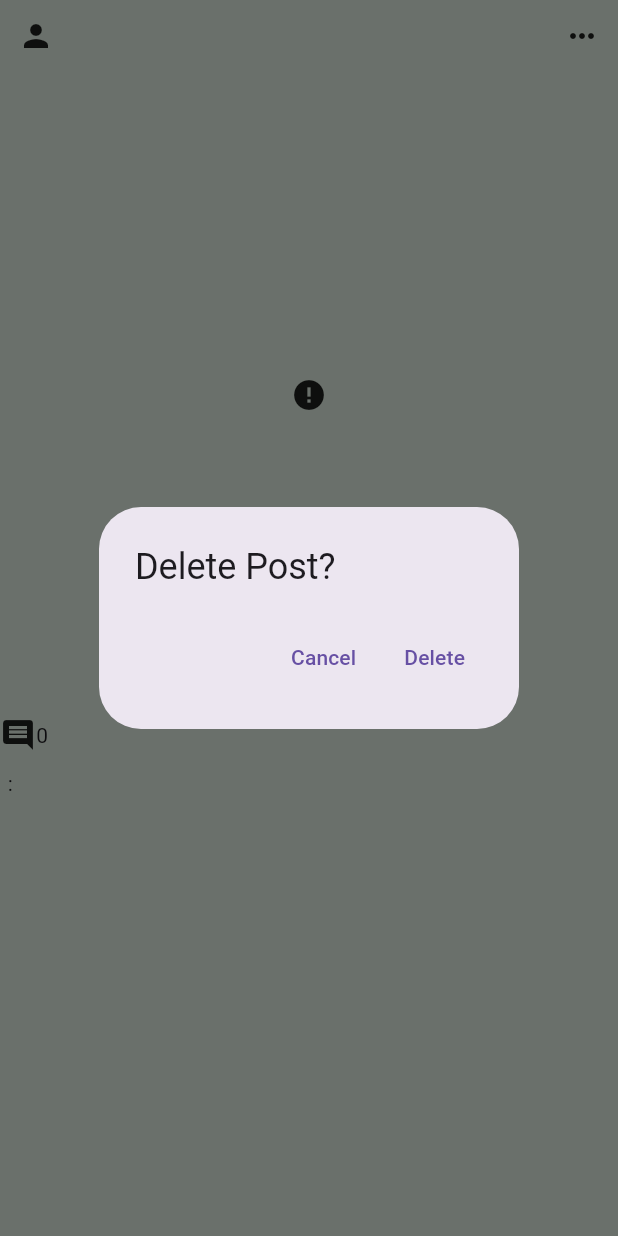
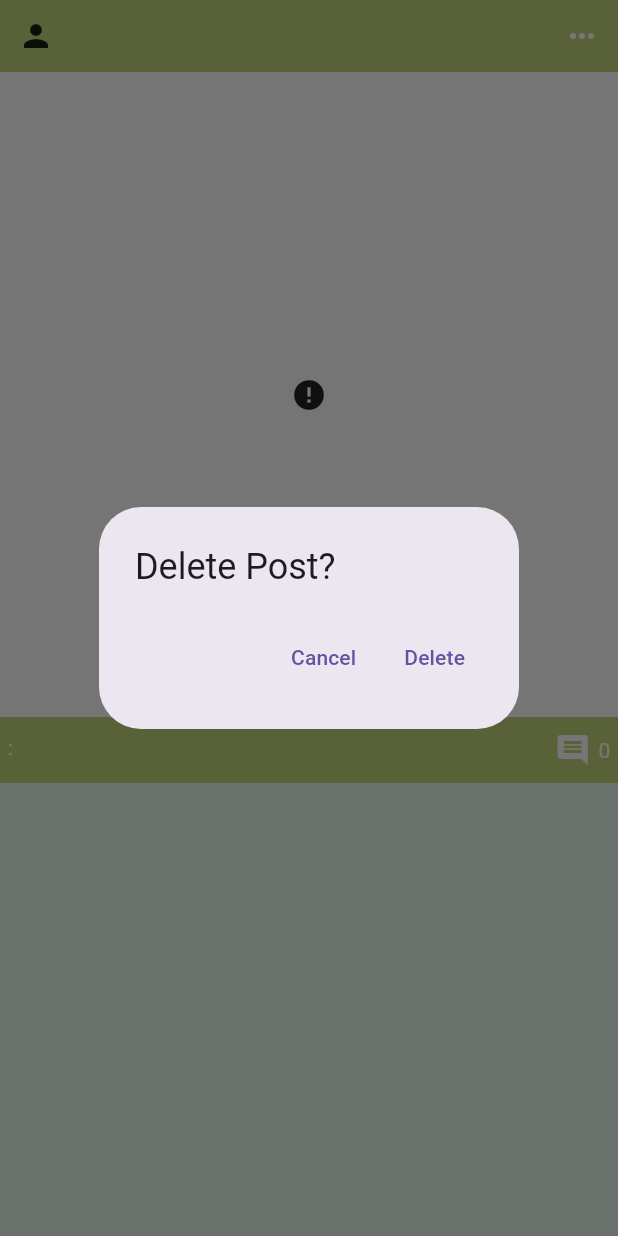
Before and after one commit to NavSysTom/TouchGrass, a Flutter app: the PostTile widget shown alone on an empty page, opened directly with empty values, after a tap on the "keyboard control" icon, on a phone screen of 412 x 824 dp. Run offline on Flutter 3.47's test engine with Material 3 defaults, Android fonts, the phone set to English and light mode, and no system bars; drawn by our look-alikes of cached_network_image; our stand-ins replace cloud_firestore, file_picker, firebase_auth, firebase_core, firebase_messaging, firebase_storage and 2 more; accounts and stored records are empty; network calls fail.

Commit message:
fixing overflow issues on mobile as well as fixing UI for post and post tile mainpage

```diff
--- a/touch_grass/lib/authenticate/streak/streak.dart
+++ b/touch_grass/lib/authenticate/streak/streak.dart
@@ -59,6 +59,7 @@ class Streak {
 static Future<void> updateStreakCount(String userId, int streakCount) async {
   await FirebaseFirestore.instance.collection('streaks').doc(userId).set({
     'streakCount': streakCount,
+    'timestamp': Timestamp.now(), // Update the last post timestamp
   }, SetOptions(merge: true));
  }
 }
--- a/touch_grass/lib/components/post_tile.dart
+++ b/touch_grass/lib/components/post_tile.dart
@@ -1,7 +1,6 @@
 import 'package:cached_network_image/cached_network_image.dart';
 import 'package:flutter_bloc/flutter_bloc.dart';
 import 'package:touch_grass/authenticate/auth_cubit.dart';
-import 'package:touch_grass/authenticate/home/pages/profile_page.dart';
 import 'package:touch_grass/authenticate/profile_cubit.dart';
 import 'package:touch_grass/comments/comment.dart';
 import 'package:touch_grass/components/profile_user.dart';
@@ -51,6 +50,12 @@ class _PostTileState extends State<PostTile> {
         postUser = fetchedUser;
       });
     }
+  }
+  void deleteComment(Comment comment) {
+  setState(() {
+    widget.post.comments.remove(comment);
+  });
+  postCubit.deleteComment(widget.post.id, comment.id);
 }
 
   void showOptions() {
@@ -126,13 +131,8 @@ class _PostTileState extends State<PostTile> {
     color: const Color(0xFFE8F5E9),
     child: Column(
       children: [
-          GestureDetector(
-            onTap: () => Navigator.push(
-                context,
-                MaterialPageRoute(
-                    builder: (context) =>
-                        ProfilePage(uid: widget.post.userId))),
-            child: Padding(
+        Container(
+          color: const Color(0xFFbfd37a),
           padding: const EdgeInsets.all(12.0),
           child: Row(
             mainAxisAlignment: MainAxisAlignment.start,
@@ -158,44 +158,120 @@ class _PostTileState extends State<PostTile> {
                     )
                   : const Icon(Icons.person),
               const SizedBox(width: 10),
-                  Text(widget.post.username),
+              Text(
+                widget.post.username,
+                style: const TextStyle(
+                  color: Colors.white,
+                  fontWeight: FontWeight.bold,
+                ),
+              ),
               const Spacer(),
               if (isOwnPost)
                 GestureDetector(
                     onTap: showOptions,
-                        child: const Icon(Icons.more_horiz))
+                    child: const Icon(Icons.more_horiz, color: Colors.white)),
             ],
           ),
         ),
-          ),
-          CachedNetworkImage(
+
+        Container(
+          color: Colors.white,
+          child: CachedNetworkImage(
             imageUrl: widget.post.imageUrl,
             height: 430,
             width: double.infinity,
-            fit: BoxFit.contain, // Ensures the full image is visible
+            fit: BoxFit.contain,
             placeholder: (context, url) => const SizedBox(height: 430),
             errorWidget: (context, url, error) => const Icon(Icons.error),
           ),
+        ),
+
+
+      Container(
+  color: const Color(0xFFbfd37a),
+  padding: const EdgeInsets.symmetric(vertical: 10.0, horizontal: 5.0),
+  child: Row(
+    crossAxisAlignment: CrossAxisAlignment.start,
+    children: [
+      Expanded(
+        child: Text.rich(
+          TextSpan(
+            children: [
+              TextSpan(
+                text: widget.post.username,
+                style: const TextStyle(
+                  color: Colors.white,
+                  fontWeight: FontWeight.bold,
+                ),
+              ),
+              const TextSpan(
+                text: ": ",
+                style: TextStyle(color: Colors.white),
+              ),
+              TextSpan(
+                text: widget.post.text,
+                style: const TextStyle(color: Colors.white),
+              ),
+            ],
+          ),
+          softWrap: true,
+          overflow: TextOverflow.visible,
+        ),
+      ),
+
       Row(
         children: [
           GestureDetector(
-                  onTap: openNewCommentBox, child: const Icon(Icons.comment)),
-              Text(widget.post.comments.length.toString()),
+            onTap: openNewCommentBox,
+            child: const Icon(Icons.comment, color: Colors.white),
+          ),
+          const SizedBox(width: 5),
+          Text(
+            widget.post.comments.length.toString(),
+            style: const TextStyle(color: Colors.white),
+          ),
         ],
       ),
-          Padding(
-            padding: const EdgeInsets.symmetric(vertical: 10.0, horizontal: 5),
-            child: Row(
-              children: [
-                Text(
-                  widget.post.username,
-                  style: const TextStyle(fontWeight: FontWeight.bold),
-                ),
-                const Text(":"),
-                const SizedBox(width: 5),
-                Text(widget.post.text),
     ],
   ),
+),
+
+if (widget.post.comments.isNotEmpty)
+  Column(
+    crossAxisAlignment: CrossAxisAlignment.start,
+    children: widget.post.comments.map((comment) {
+      final isMyComment = comment.userId == currentUser?.uid;
+      return Container(
+        width: double.infinity,
+        color: const Color(0xFFbfd37a),
+        padding: const EdgeInsets.symmetric(vertical: 8.0, horizontal: 10.0),
+        child: Row(
+          crossAxisAlignment: CrossAxisAlignment.start,
+          children: [
+            Expanded(
+              child: Text(
+                '${comment.username}: "${comment.text}"',
+                style: const TextStyle(
+                  color: Colors.white,
+                  fontSize: 14.0,
+                ),
+                softWrap: true,
+                overflow: TextOverflow.visible,
+              ),
+            ),
+            if (isMyComment)
+              GestureDetector(
+                onTap: () => showOptions(),
+                child: const Icon(
+                  Icons.more_horiz,
+                  color: Colors.white,
+                  size: 20.0,
+                ),
+              ),
+          ],
+        ),
+      );
+    }).toList(),
   ),
       ],
     ),
```
Also changed, not shown: touch_grass/lib/authenticate/home/pages/edit_profile_page.dart (+6 -2 lines), touch_grass/lib/authenticate/home/pages/home_page.dart (+6 -1 lines), touch_grass/lib/authenticate/home/pages/upload_post_page.dart (+66 -41 lines), touch_grass/lib/posts/post_cubit.dart (+13 -12 lines). Lines whose indentation alone changed are shown as unchanged.
